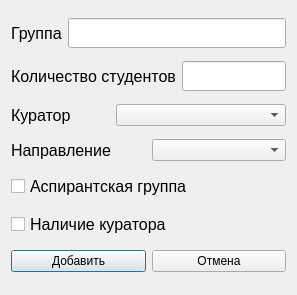
The window that UI/addGroup.ui (AncharGilgamesh/loadist) describes before a commit, drawn with Qt 5.
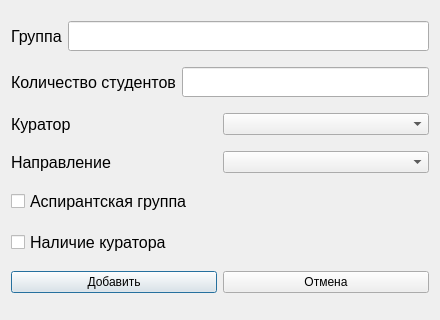
The same window after the commit.

The edit to the form file:
```diff
--- a/UI/addGroup.ui
+++ b/UI/addGroup.ui
@@ -6,8 +6,8 @@
    <rect>
     <x>0</x>
     <y>0</y>
-    <width>297</width>
-    <height>295</height>
+    <width>440</width>
+    <height>320</height>
    </rect>
   </property>
   <property name="windowTitle">
```
